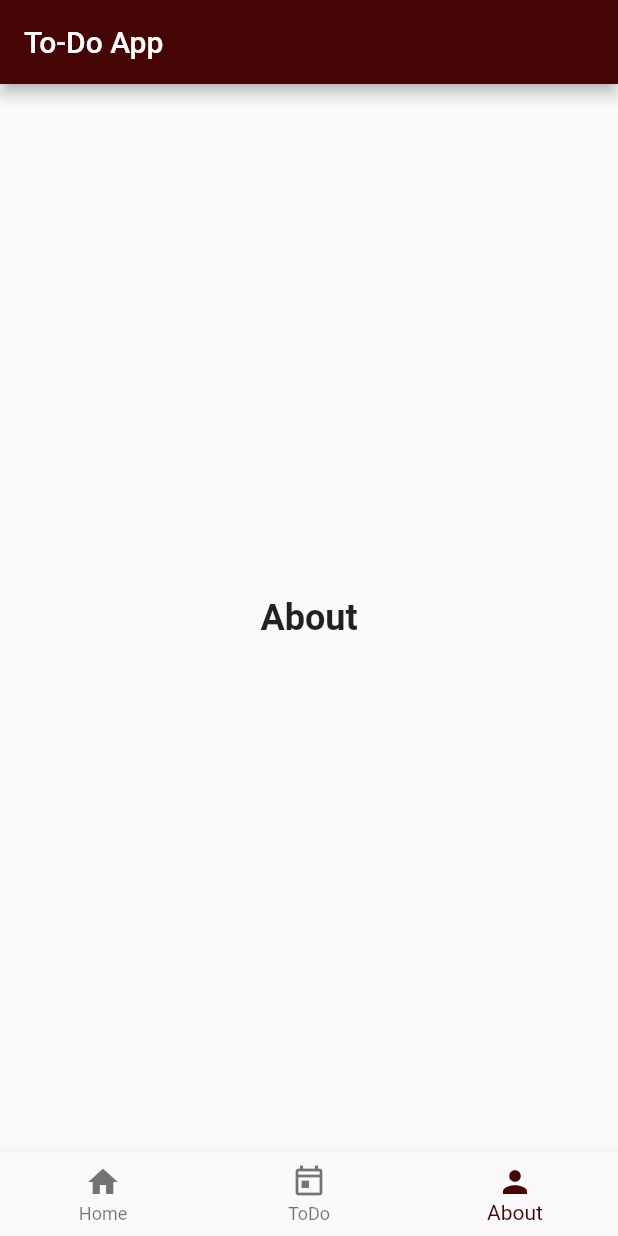
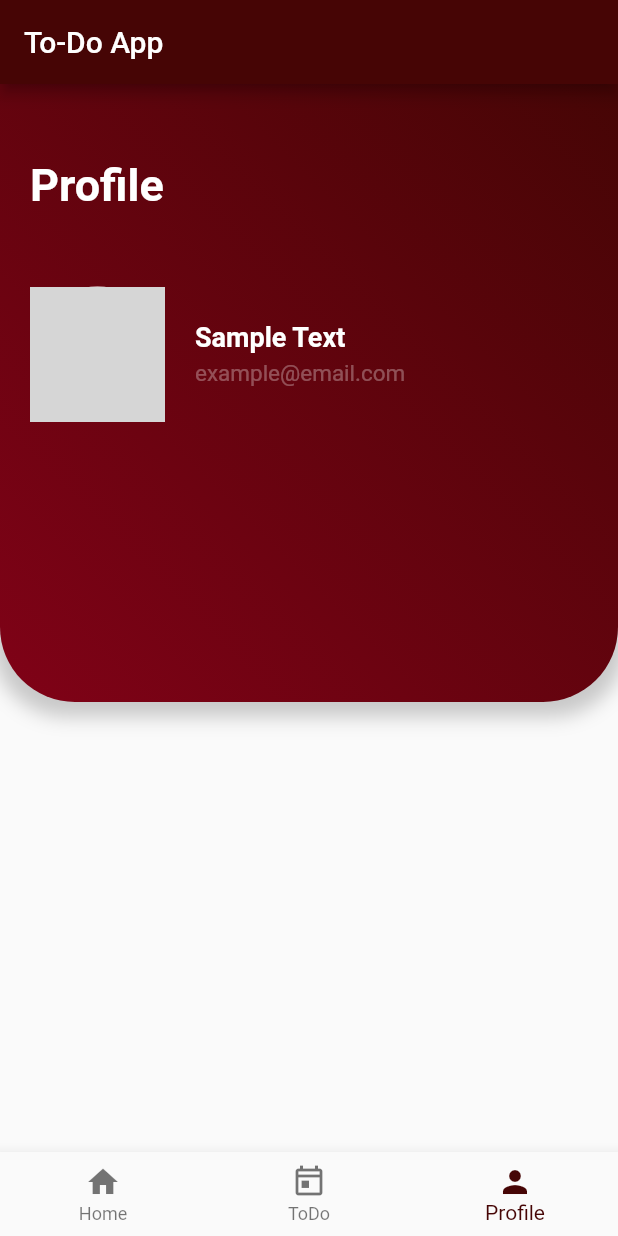
Before and after one commit to andresmolinares/todo_app, a Flutter app: the screen it shows after launch, item 3 of the bottom bar chosen, on a phone screen of 412 x 824 dp. Run offline on Flutter 3.47's test engine with Material 2 defaults, Android fonts, the phone set to English and light mode, and no system bars; our stand-ins replace firebase_core, firebase_database, lottie; accounts and stored records are empty; network calls fail; grey boxes are pictures that could not be loaded.

Commit message:
Home view and Profile view :white_check_mark:

```diff
--- a/lib/view/menu.dart
+++ b/lib/view/menu.dart
@@ -1,4 +1,6 @@
 import 'package:flutter/material.dart';
+import 'package:todo_app/view/home.dart';
+import 'package:todo_app/view/profile.dart';
 import 'package:todo_app/view/todo.dart';
 
 class Menu extends StatefulWidget {
@@ -14,15 +16,9 @@ class _MenuS extends State<Menu> {
       TextStyle(fontSize: 24, fontWeight: FontWeight.bold);
 
   static const List<Widget> _widgetOptions = <Widget>[
-    Text(
-      'Home',
-      style: optionStyle,
-    ),
+    Home(),
     Todo(),
-    Text(
-      'About',
-      style: optionStyle,
-    ),
+    Profile(),
   ];
 
   void _onItemTapped(int index) {
@@ -53,7 +49,7 @@ class _MenuS extends State<Menu> {
             ),
             BottomNavigationBarItem(
               icon: Icon(Icons.person),
-              label: 'About',
+              label: 'Profile',
             ),
           ],
           currentIndex: _selectedIndex,
--- /dev/null
+++ b/lib/view/profile.dart
@@ -0,0 +1,17 @@
+import 'package:flutter/material.dart';
+import 'package:todo_app/view/widgets/background.dart';
+import 'package:todo_app/view/widgets/profile/profile_header.dart';
+
+class Profile extends StatelessWidget {
+  const Profile({Key? key}) : super(key: key);
+
+  @override
+  Widget build(BuildContext context) {
+    return Stack(
+      children: <Widget>[
+        const Background(),
+        ListView(children: const <Widget>[ProfileHeader()])
+      ],
+    );
+  }
+}
--- /dev/null
+++ b/lib/view/widgets/background.dart
@@ -0,0 +1,41 @@
+import 'package:flutter/material.dart';
+
+class Background extends StatelessWidget {
+  const Background({Key? key}) : super(key: key);
+
+  @override
+  Widget build(BuildContext context) {
+    double screenHeight = MediaQuery.of(context).size.height;
+    double screenWidth = MediaQuery.of(context).size.width;
+
+    return Container(
+      decoration: BoxDecoration(
+        gradient: const LinearGradient(
+          begin: Alignment.topRight,
+          end: Alignment.bottomLeft,
+          colors: [Color(0xFF460505), Color(0xFF800217)],
+        ),
+        borderRadius: const BorderRadius.only(
+          bottomLeft: Radius.circular(50),
+          bottomRight: Radius.circular(50),
+        ),
+        boxShadow: [
+          BoxShadow(
+            color: Colors.black.withOpacity(0.2),
+            blurRadius: 10,
+            spreadRadius: 5,
+            offset: const Offset(0, 5),
+          ),
+        ],
+      ),
+      child: FittedBox(
+        fit: BoxFit.none,
+        alignment: const Alignment(-1.5, -0.8),
+        child: SizedBox(
+          width: screenHeight,
+          height: screenHeight,
+        ),
+      ),
+    );
+  }
+}
--- /dev/null
+++ b/lib/view/widgets/profile/profile_header.dart
@@ -0,0 +1,27 @@
+import 'package:flutter/material.dart';
+import 'package:todo_app/view/widgets/profile/profile_info.dart';
+
+class ProfileHeader extends StatelessWidget {
+  const ProfileHeader({Key? key}) : super(key: key);
+
+  @override
+  Widget build(BuildContext context) {
+    const title = Text('Profile',
+        style: TextStyle(
+          color: Colors.white,
+          fontWeight: FontWeight.bold,
+          fontSize: 30.0,
+        ));
+    return Container(
+      margin: const EdgeInsets.only(left: 20.0, right: 20.0, top: 50.0),
+      child: Column(
+        children: <Widget>[
+          Row(
+            children: const <Widget>[title],
+          ),
+          ProfileInfo()
+        ],
+      ),
+    );
+  }
+}
--- /dev/null
+++ b/lib/view/widgets/profile/profile_info.dart
@@ -0,0 +1,48 @@
+import 'package:flutter/material.dart';
+
+class ProfileInfo extends StatelessWidget {
+  ProfileInfo({Key? key}) : super(key: key);
+  final userPhoto = Container(
+      width: 90.0,
+      height: 90.0,
+      margin: const EdgeInsets.only(right: 20.0),
+      decoration: BoxDecoration(
+          border: Border.all(
+              color: Colors.white, width: 2.0, style: BorderStyle.solid),
+          shape: BoxShape.circle,
+          image: DecorationImage(
+              fit: BoxFit.cover,
+              image: Image.network('https://picsum.photos/200/300').image)));
+
+  final userInfo =
+      Column(crossAxisAlignment: CrossAxisAlignment.start, children: <Widget>[
+    Container(
+      margin: const EdgeInsets.only(bottom: 5.0),
+      child: const Text(
+        'Sample Text',
+        style: TextStyle(
+          fontSize: 18.0,
+          fontWeight: FontWeight.bold,
+          color: Colors.white,
+        ),
+      ),
+    ),
+    const Text(
+      'example@email.com',
+      style: TextStyle(
+        fontSize: 15.0,
+        color: Colors.white30,
+      ),
+    ),
+  ]);
+
+  @override
+  Widget build(BuildContext context) {
+    return Container(
+      margin: const EdgeInsets.symmetric(vertical: 50.0, horizontal: 0.0),
+      child: Row(
+        children: <Widget>[userPhoto, userInfo],
+      ),
+    );
+  }
+}
```
Also changed, not shown: lib/view/home.dart (added, +19 -0 lines), lib/view/widgets/home/home_header.dart (added, +27 -0 lines), lib/view/widgets/home/home_info.dart (added, +32 -0 lines).
